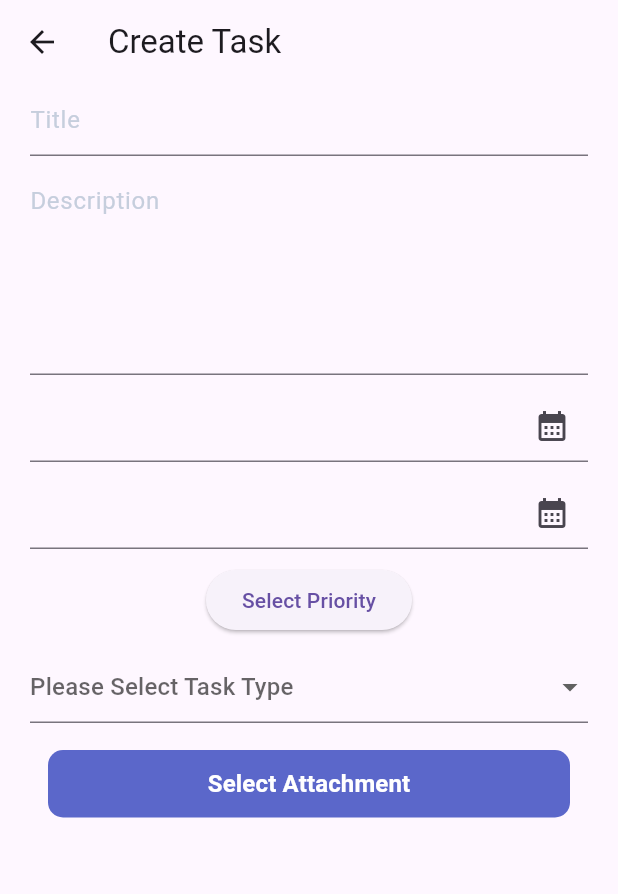
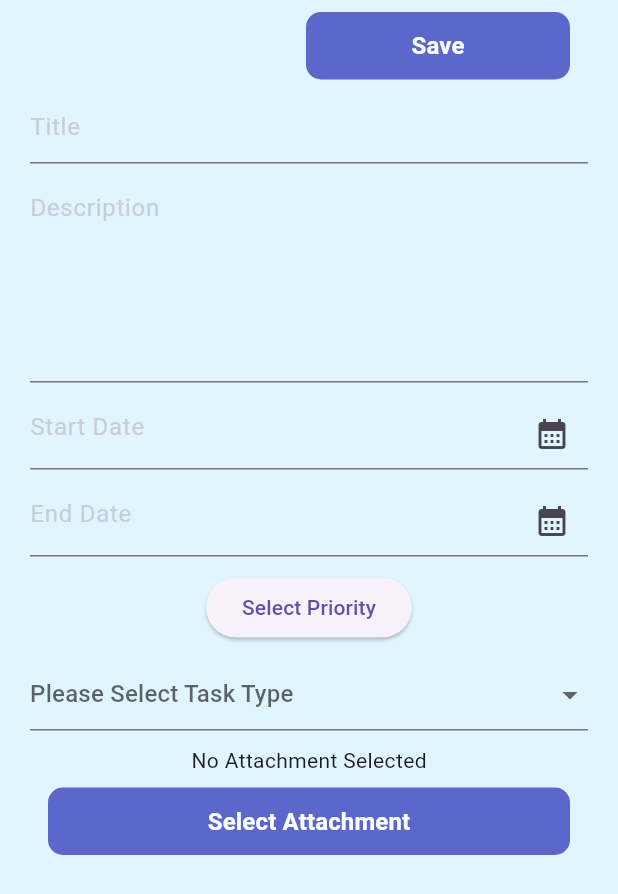
Before and after one commit to maheshmobileApp/flutter_tutorila_april, a Flutter app: the CreateTask screen opened directly, on a phone screen of 412 x 824 dp. Shown: the top 894 px of the screen. Run offline on Flutter 3.47's test engine with Material 3 defaults, Android fonts, the phone set to English and light mode, and no system bars; our stand-ins replace carousel_slider, convex_bottom_bar, dio, flutter_svg, image_picker, shared_preferences; accounts and stored records are empty.

Commit message:
create task attachment selection

```diff
--- a/lib/create/view_model/create_task_view_model.dart
+++ b/lib/create/view_model/create_task_view_model.dart
@@ -1,4 +1,5 @@
 import 'package:flutter/material.dart';
+import 'package:image_picker/image_picker.dart';
 
 class CreateTaskViewModel extends ChangeNotifier {
 
@@ -9,7 +10,7 @@ class CreateTaskViewModel extends ChangeNotifier {
   List<String> priorityOptions = ['Low', 'Medium', 'High'];
   String? selectedPriority;
   List<String> tags = [];
-  String? attachement;
+  XFile? attachement;
 
   void setStartDate(DateTime date) {
     startDate = date;
@@ -21,5 +22,25 @@ class CreateTaskViewModel extends ChangeNotifier {
     notifyListeners();
   }
 
+  void setImage(XFile? image) {
+    attachement = image;
+    notifyListeners();
+  }
+
+  void saveTask(String title, String description) {
+    // Here you would typically save the task to a database or API
+    // For now, we just print the task details
+    print('Task Title: $title');
+    print('Task Description: $description');
+    print('Start Date: $startDate');
+    print('Due Date: $dueDate');
+    print('Selected Type: $selectedType');
+    print('Selected Priority: $selectedPriority');
+    print('Tags: $tags');
+    if (attachement != null) {
+      print('Attachment: ${attachement!.path}');
+    }
+  }
+
 
 }
--- a/lib/create/widgets/create_task.dart
+++ b/lib/create/widgets/create_task.dart
@@ -1,8 +1,11 @@
+import 'dart:io';
+
 import 'package:flutter/material.dart';
 import 'package:flutter_tutorial_april/create/view_model/create_task_view_model.dart';
 import 'package:flutter_tutorial_april/ui/core/ui/widgets/button_widget.dart';
 import 'package:flutter_tutorial_april/ui/core/ui/widgets/input_text_widget.dart';
 import 'package:image_picker/image_picker.dart';
+import 'package:intl/intl.dart';
 import 'package:provider/provider.dart';
 
 class CreateTask extends StatefulWidget {
@@ -34,14 +37,26 @@ class _CreateTaskState extends State<CreateTask> {
 
   @override
   Widget build(BuildContext context) {
+    final viewModel = Provider.of<CreateTaskViewModel>(context);
     return Scaffold(
-        appBar: AppBar(
-          title: const Text("Create Task"),
-        ),
+        backgroundColor: Colors.lightBlue[50],
         body: Padding(
           padding: const EdgeInsets.symmetric(horizontal: 20),
           child: Column(
             children: [
+              Align(
+                alignment: Alignment.centerRight,
+                child: SizedBox(
+                    width: 200,
+                    child: ButtonWidget(
+                        title: 'Save',
+                        onPressed: () {
+                          createTaskViewModel.saveTask(
+                            titleController.text,
+                            descriptionController.text,
+                          );
+                        })),
+              ),
               InputTextWidget(hintText: 'Title', controller: titleController),
               const SizedBox(
                 height: 10,
@@ -55,12 +70,12 @@ class _CreateTaskState extends State<CreateTask> {
                 height: 10,
               ),
               InputTextWidget(
-                hintText: '',
+                hintText: 'Start Date',
                 controller: startDateController,
                 isReadOnly: true,
                 suffixIcon: InkWell(
                     onTap: () {
-                      showTheStartDatePicker();
+                      showTheStartDatePicker(viewModel);
                     },
                     child: const Icon(Icons.calendar_month)),
               ),
@@ -68,12 +83,12 @@ class _CreateTaskState extends State<CreateTask> {
                 height: 10,
               ),
               InputTextWidget(
-                  hintText: '',
+                  hintText: 'End Date',
                   controller: endDateController,
                   isReadOnly: true,
                   suffixIcon: InkWell(
                       onTap: () {
-                        showTheEndDatePicker();
+                        showTheEndDatePicker(viewModel);
                       },
                       child: const Icon(Icons.calendar_month))),
               const SizedBox(
@@ -93,10 +108,21 @@ class _CreateTaskState extends State<CreateTask> {
               const SizedBox(
                 height: 10,
               ),
+              attachmentView(viewModel),
               selectAttachment(),
             ],
           ),
         ));
+  }
+
+  Widget attachmentView(CreateTaskViewModel viewModel) {
+    return viewModel.attachement != null
+        ? Image.file(
+            File(viewModel.attachement!.path),
+            height: 100,
+            width: 100,
+          )
+        : const Text("No Attachment Selected");
   }
 
   Widget selectTypeOfTask() {
@@ -159,11 +185,13 @@ class _CreateTaskState extends State<CreateTask> {
   takePicture(ImageSource source) async {
     final ImagePicker picker = ImagePicker();
     XFile? image = await picker.pickImage(source: source);
+    print(image?.path);
+    createTaskViewModel.setImage(image);
   }
 
 
 
-  showTheStartDatePicker() {
+  showTheStartDatePicker(CreateTaskViewModel createTaskViewModel) {
     showDatePicker(
       context: context,
       initialDate: DateTime.now(),
@@ -171,6 +199,10 @@ class _CreateTaskState extends State<CreateTask> {
       lastDate: DateTime(2100),
     ).then((selectedDate) {
       if (selectedDate != null) {
+        final DateTime startDate = selectedDate;
+        final DateFormat formatter = DateFormat('EEEE, MMM d, yyyy');
+        final String formattedDate = formatter.format(startDate);
+        startDateController.text = formattedDate;
         createTaskViewModel.setStartDate(selectedDate);
         // setState(() {
         //   startDateController.text = selectedDate.toLocal().toString().split(' ')[0];
@@ -179,14 +211,19 @@ class _CreateTaskState extends State<CreateTask> {
     });
   }
 
-  showTheEndDatePicker() {
+  showTheEndDatePicker(CreateTaskViewModel createTaskViewModel) {
     showDatePicker(
       context: context,
-      initialDate: DateTime.now(),
+      initialDate: createTaskViewModel.startDate ?? DateTime.now(),
       firstDate: createTaskViewModel.startDate ?? DateTime.now(),
       lastDate: DateTime(2100),
     ).then((selectedDate) {
       if (selectedDate != null) {
+        final DateTime startDate = selectedDate;
+        final DateFormat formatter = DateFormat('MM/dd/yyyy');
+        final String formattedDate = formatter.format(startDate);
+        endDateController.text = formattedDate;
+        createTaskViewModel.setDueDate(selectedDate);
         // setState(() {
         //   startDateController.text = selectedDate.toLocal().toString().split(' ')[0];
         // });
--- a/pubspec.yaml
+++ b/pubspec.yaml
@@ -42,6 +42,7 @@ dependencies:
   convex_bottom_bar: ^3.2.0
   shared_preferences: ^2.5.3
   image_picker: ^1.1.2
+  intl: ^0.20.2
 
 
 
```
Also changed, not shown: pubspec.lock.
